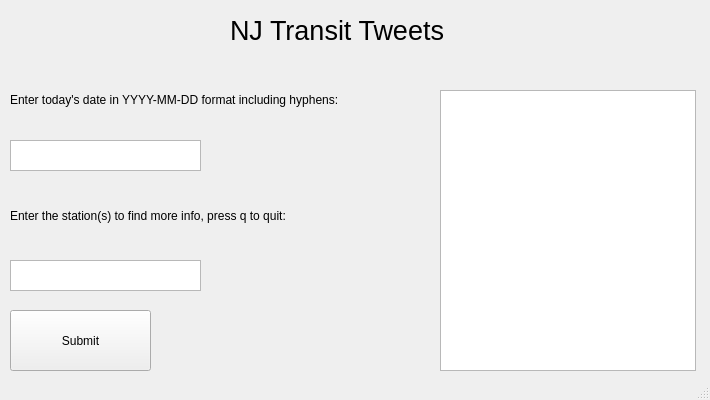
This is ui/NJTransitTweetsUi.ui in SamCadet/NJTransitTweets as Qt 5 draws it before an edit. The edited form follows.
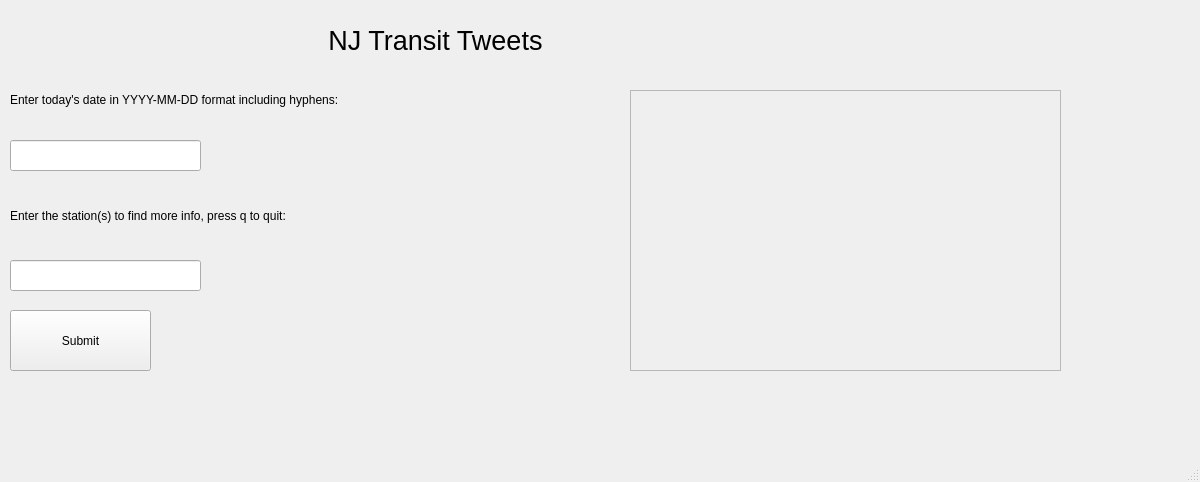
This is the edited form.

```diff
--- a/ui/NJTransitTweetsUi.ui
+++ b/ui/NJTransitTweetsUi.ui
@@ -6,46 +6,26 @@
    <rect>
     <x>0</x>
     <y>0</y>
-    <width>710</width>
-    <height>400</height>
+    <width>1200</width>
+    <height>482</height>
    </rect>
   </property>
   <property name="minimumSize">
    <size>
-    <width>710</width>
-    <height>400</height>
+    <width>1200</width>
+    <height>450</height>
    </size>
   </property>
   <property name="windowTitle">
    <string>MainWindow</string>
   </property>
   <widget class="QWidget" name="centralwidget">
-   <widget class="QPlainTextEdit" name="dateTextEdit">
-    <property name="geometry">
-     <rect>
-      <x>10</x>
-      <y>140</y>
-      <width>191</width>
-      <height>31</height>
-     </rect>
-    </property>
-   </widget>
-   <widget class="QPlainTextEdit" name="stationTextEdit">
-    <property name="geometry">
-     <rect>
-      <x>10</x>
-      <y>260</y>
-      <width>191</width>
-      <height>31</height>
-     </rect>
-    </property>
-   </widget>
    <widget class="QLabel" name="dateLabel">
     <property name="geometry">
      <rect>
       <x>10</x>
       <y>80</y>
-      <width>360</width>
+      <width>600</width>
       <height>41</height>
      </rect>
     </property>
@@ -58,7 +38,7 @@
      <rect>
       <x>10</x>
       <y>200</y>
-      <width>360</width>
+      <width>600</width>
       <height>31</height>
      </rect>
     </property>
@@ -82,9 +62,9 @@
    <widget class="QLabel" name="NJTransitTweetsLabel">
     <property name="geometry">
      <rect>
-      <x>230</x>
-      <y>0</y>
-      <width>231</width>
+      <x>170</x>
+      <y>10</y>
+      <width>531</width>
       <height>61</height>
      </rect>
     </property>
@@ -94,18 +74,51 @@
      </font>
     </property>
     <property name="text">
-     <string>NJ Transit Tweets</string>
+     <string>&lt;html&gt;&lt;head/&gt;&lt;body&gt;&lt;p align=&quot;center&quot;&gt;NJ Transit Tweets&lt;/p&gt;&lt;/body&gt;&lt;/html&gt;</string>
     </property>
    </widget>
-   <widget class="QListView" name="tweetListView">
+   <widget class="QLineEdit" name="dateTextEdit">
     <property name="geometry">
      <rect>
-      <x>440</x>
+      <x>10</x>
+      <y>140</y>
+      <width>191</width>
+      <height>31</height>
+     </rect>
+    </property>
+   </widget>
+   <widget class="QLineEdit" name="stationTextEdit">
+    <property name="geometry">
+     <rect>
+      <x>10</x>
+      <y>260</y>
+      <width>191</width>
+      <height>31</height>
+     </rect>
+    </property>
+   </widget>
+   <widget class="QScrollArea" name="tweetScrollArea">
+    <property name="geometry">
+     <rect>
+      <x>630</x>
       <y>90</y>
-      <width>256</width>
+      <width>431</width>
       <height>281</height>
      </rect>
     </property>
+    <property name="widgetResizable">
+     <bool>true</bool>
+    </property>
+    <widget class="QWidget" name="scrollAreaWidgetContents_2">
+     <property name="geometry">
+      <rect>
+       <x>0</x>
+       <y>0</y>
+       <width>427</width>
+       <height>277</height>
+      </rect>
+     </property>
+    </widget>
    </widget>
   </widget>
   <widget class="QMenuBar" name="menubar">
```
Left out of the diff: 2 changed lines with no effect on the pictures.
